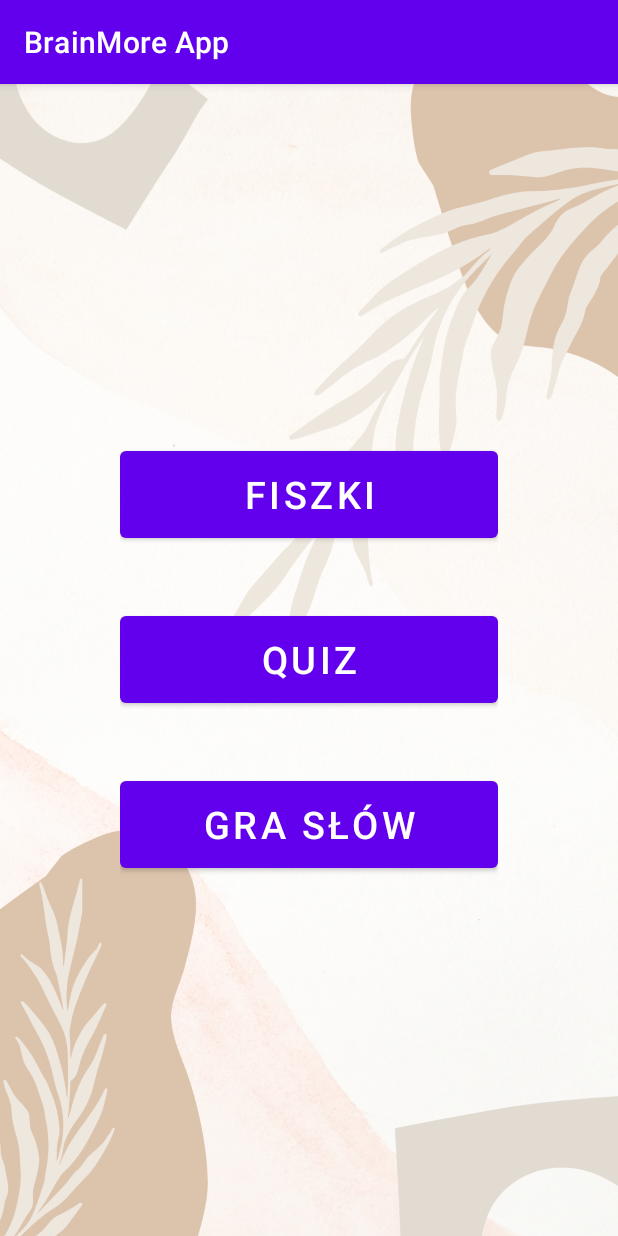
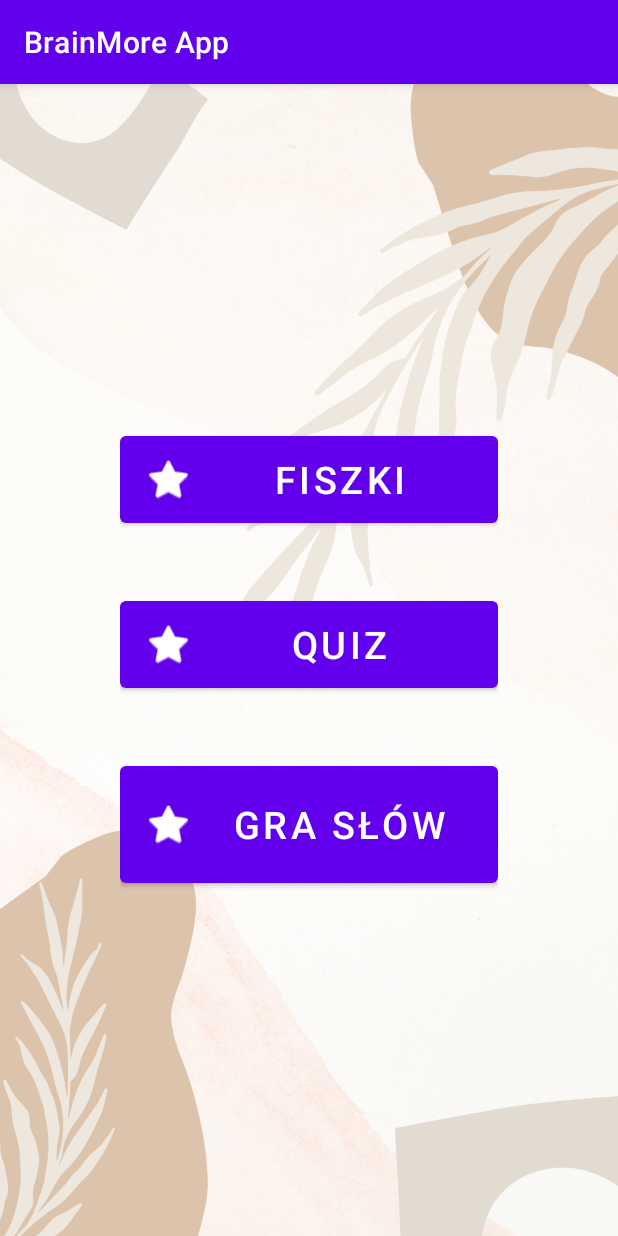
Before and after one commit to livcia/BrainMore_App, an Android app: the screen it shows after launch (MainActivity), on a phone screen of 412 x 824 dp. Run offline under Robolectric (Android 15) with nearby library versions, the phone set to English and light mode, and no system bars.

Commit message:
Added incons

```diff
--- a/app/src/main/res/layout/activity_main.xml
+++ b/app/src/main/res/layout/activity_main.xml
@@ -13,23 +13,29 @@
         android:layout_width="match_parent"
         android:layout_height="wrap_content"
         android:padding="80dp">
+
         <Button
             android:layout_width="match_parent"
             android:layout_height="70dp"
             android:layout_marginBottom="40dp"
             android:text="Fiszki"
-        android:textSize="25sp"/>
+            android:textSize="25sp"
+            app:icon="@android:drawable/btn_star_big_on" />
+
         <Button
             android:layout_width="match_parent"
             android:layout_height="70dp"
             android:text="Quiz"
-        android:textSize="25sp"/>
+            android:textSize="25sp"
+            app:icon="@android:drawable/btn_star_big_on" />
+
         <Button
             android:layout_width="match_parent"
-        android:layout_height="70dp"
+            android:layout_height="90dp"
             android:layout_marginTop="40dp"
             android:text="Gra słów"
-        android:textSize="25sp"/>
+            android:textSize="25sp"
+            app:icon="@android:drawable/btn_star_big_on" />
     </LinearLayout>
 
 </RelativeLayout>
--- a/app/src/main/res/values/colors.xml
+++ b/app/src/main/res/values/colors.xml
@@ -1,6 +1,6 @@
 <?xml version="1.0" encoding="utf-8"?>
 <resources>
-    <color name="purple_200">#FFBB86FC</color>
+    <color name="purple_200">#FF0080</color>
     <color name="purple_500">#FF6200EE</color>
     <color name="purple_700">#FF3700B3</color>
     <color name="teal_200">#FF03DAC5</color>
```
Lines whose indentation alone changed are shown as unchanged.
